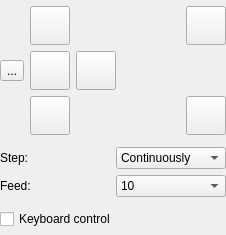
etet100/AstroCore-GCode-Sender, file src/gpilot/ui/forms/partials/main/partmainjog.ui: the form before one commit.
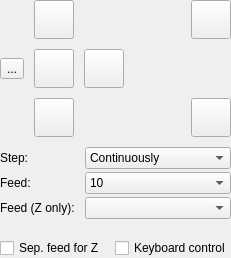
The form after the commit. Icons and pictures are not drawn. Custom widgets are drawn as their Qt base class.

Diff of the .ui file:
```diff
--- a/src/gpilot/ui/forms/partials/main/partmainjog.ui
+++ b/src/gpilot/ui/forms/partials/main/partmainjog.ui
@@ -7,7 +7,7 @@
     <x>0</x>
     <y>0</y>
     <width>226</width>
-    <height>235</height>
+    <height>258</height>
    </rect>
   </property>
   <property name="sizePolicy">
@@ -20,8 +20,8 @@
    <string>Form</string>
   </property>
   <layout class="QVBoxLayout" name="verticalLayout">
-   <property name="sizeConstraint">
-    <enum>QLayout::SizeConstraint::SetMinimumSize</enum>
+   <property name="spacing">
+    <number>10</number>
    </property>
    <property name="leftMargin">
     <number>0</number>
@@ -277,14 +277,13 @@
     </layout>
    </item>
    <item>
-    <layout class="QGridLayout" name="gridLayout_2">
-     <item row="1" column="0">
-      <widget class="QLabel" name="label_22">
-       <property name="text">
-        <string>Feed:</string>
-       </property>
-      </widget>
-     </item>
+    <layout class="QFormLayout" name="middlePartLayout">
+     <property name="horizontalSpacing">
+      <number>10</number>
+     </property>
+     <property name="verticalSpacing">
+      <number>3</number>
+     </property>
      <item row="0" column="0">
       <widget class="QLabel" name="label_20">
        <property name="text">
@@ -292,46 +291,6 @@
        </property>
       </widget>
      </item>
-     <item row="1" column="1">
-      <widget class="ComboBoxKey" name="cboJogFeed">
-       <property name="editable">
-        <bool>false</bool>
-       </property>
-       <property name="insertPolicy">
-        <enum>QComboBox::InsertPolicy::NoInsert</enum>
-       </property>
-       <item>
-        <property name="text">
-         <string>10</string>
-        </property>
-       </item>
-       <item>
-        <property name="text">
-         <string>50</string>
-        </property>
-       </item>
-       <item>
-        <property name="text">
-         <string>100</string>
-        </property>
-       </item>
-       <item>
-        <property name="text">
-         <string>500</string>
-        </property>
-       </item>
-       <item>
-        <property name="text">
-         <string>1000</string>
-        </property>
-       </item>
-       <item>
-        <property name="text">
-         <string>2000</string>
-        </property>
-       </item>
-      </widget>
-     </item>
      <item row="0" column="1">
       <widget class="ComboBoxKey" name="cboJogStep">
        <property name="editable">
@@ -377,14 +336,82 @@
        </item>
       </widget>
      </item>
+     <item row="1" column="0">
+      <widget class="QLabel" name="label_22">
+       <property name="text">
+        <string>Feed:</string>
+       </property>
+      </widget>
+     </item>
+     <item row="1" column="1">
+      <widget class="ComboBoxKey" name="cboJogFeed">
+       <property name="editable">
+        <bool>false</bool>
+       </property>
+       <property name="insertPolicy">
+        <enum>QComboBox::InsertPolicy::NoInsert</enum>
+       </property>
+       <item>
+        <property name="text">
+         <string>10</string>
+        </property>
+       </item>
+       <item>
+        <property name="text">
+         <string>50</string>
+        </property>
+       </item>
+       <item>
+        <property name="text">
+         <string>100</string>
+        </property>
+       </item>
+       <item>
+        <property name="text">
+         <string>500</string>
+        </property>
+       </item>
+       <item>
+        <property name="text">
+         <string>1000</string>
+        </property>
+       </item>
+       <item>
+        <property name="text">
+         <string>2000</string>
+        </property>
+       </item>
+      </widget>
+     </item>
+     <item row="2" column="1">
+      <widget class="ComboBoxKey" name="cboJogFeedZ"/>
+     </item>
+     <item row="2" column="0">
+      <widget class="QLabel" name="label">
+       <property name="text">
+        <string>Feed (Z only):</string>
+       </property>
+      </widget>
+     </item>
     </layout>
    </item>
    <item>
-    <widget class="QCheckBox" name="chkKeyboardControl">
-     <property name="text">
-      <string>Keyboard control</string>
-     </property>
-    </widget>
+    <layout class="QHBoxLayout" name="checkboxesLayout">
+     <item>
+      <widget class="QCheckBox" name="chkSeparateZFeed">
+       <property name="text">
+        <string>Sep. feed for Z</string>
+       </property>
+      </widget>
+     </item>
+     <item>
+      <widget class="QCheckBox" name="chkKeyboardControl">
+       <property name="text">
+        <string>Keyboard control</string>
+       </property>
+      </widget>
+     </item>
+    </layout>
    </item>
   </layout>
  </widget>
```
Left out of the diff: 49 changed lines with no effect on the pictures.
